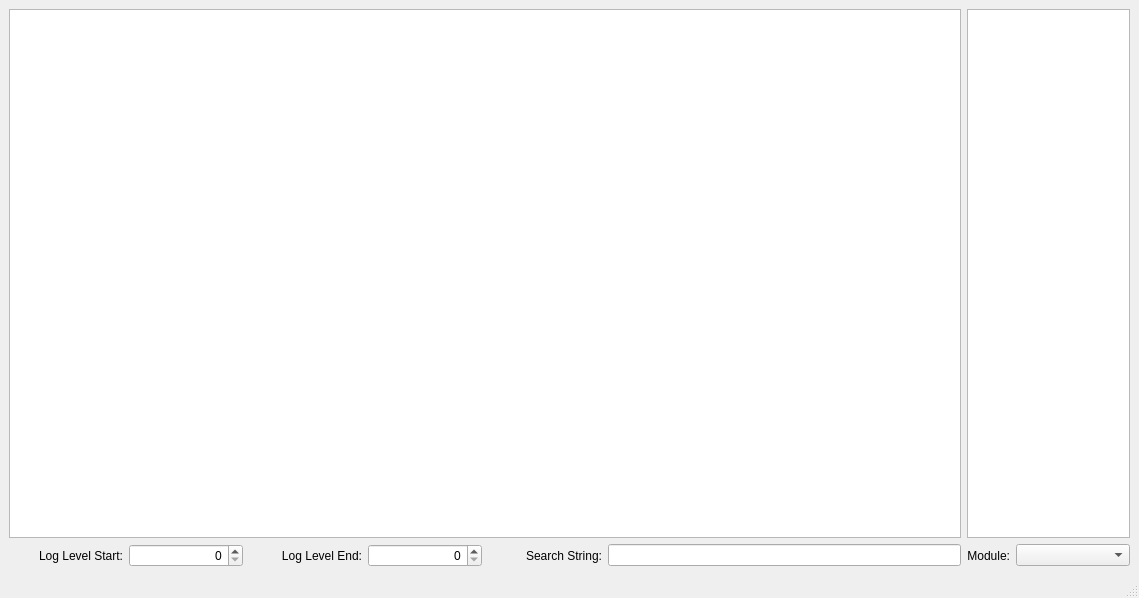
This is tools/UTNaoTool/LogWindow.ui in LARG/robotics-2018 as Qt 5 draws it before an edit. The edited form follows.
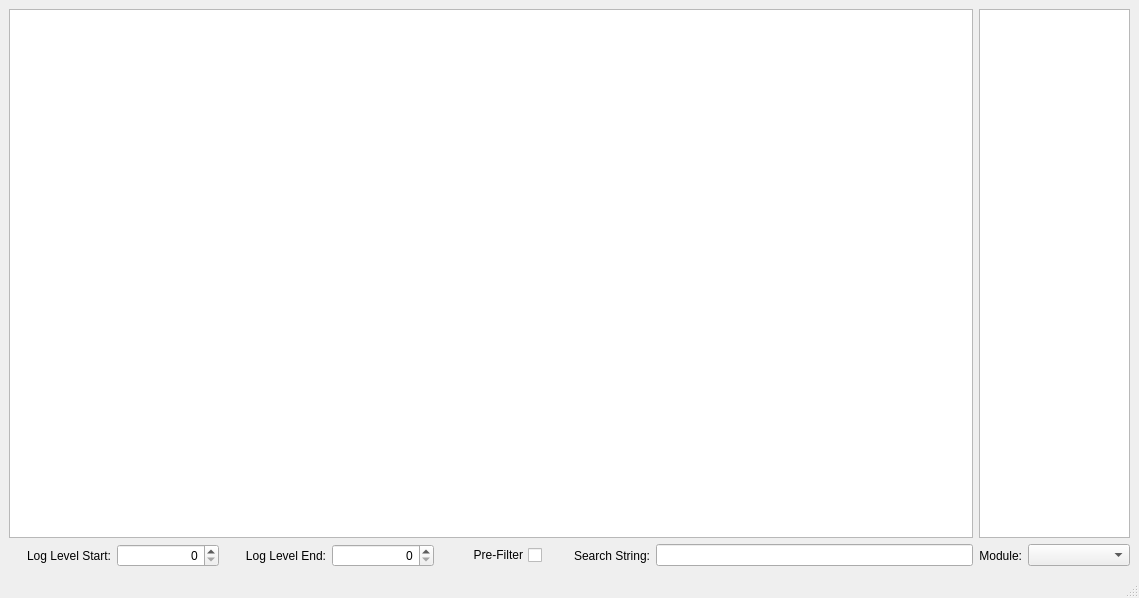
This is the edited form.

Diff of the .ui file:
```diff
--- a/tools/UTNaoTool/LogWindow.ui
+++ b/tools/UTNaoTool/LogWindow.ui
@@ -15,31 +15,40 @@
   </property>
   <widget class="QWidget" name="centralwidget">
    <layout class="QGridLayout" name="gridLayout">
-    <item row="3" column="0">
-     <widget class="QLabel" name="label_3">
+    <item row="2" column="9" colspan="2">
+     <widget class="QTextBrowser" name="memoryBlocks">
+      <property name="focusPolicy">
+       <enum>Qt::ClickFocus</enum>
+      </property>
+      <property name="horizontalScrollBarPolicy">
+       <enum>Qt::ScrollBarAlwaysOff</enum>
+      </property>
+     </widget>
+    </item>
+    <item row="2" column="0" colspan="9">
+     <widget class="QTextBrowser" name="textBrowser">
+      <property name="sizePolicy">
+       <sizepolicy hsizetype="Expanding" vsizetype="Expanding">
+        <horstretch>1</horstretch>
+        <verstretch>1</verstretch>
+       </sizepolicy>
+      </property>
+      <property name="focusPolicy">
+       <enum>Qt::ClickFocus</enum>
+      </property>
+     </widget>
+    </item>
+    <item row="4" column="9">
+     <widget class="QLabel" name="label">
       <property name="text">
-       <string>Log Level Start:</string>
+       <string>Module:</string>
       </property>
       <property name="alignment">
        <set>Qt::AlignRight|Qt::AlignTrailing|Qt::AlignVCenter</set>
       </property>
      </widget>
     </item>
-    <item row="3" column="1">
-     <widget class="QSpinBox" name="logLevelLowBox">
-      <property name="alignment">
-       <set>Qt::AlignRight|Qt::AlignTrailing|Qt::AlignVCenter</set>
-      </property>
-     </widget>
-    </item>
-    <item row="3" column="3">
-     <widget class="QSpinBox" name="logLevelHighBox">
-      <property name="alignment">
-       <set>Qt::AlignRight|Qt::AlignTrailing|Qt::AlignVCenter</set>
-      </property>
-     </widget>
-    </item>
-    <item row="3" column="9">
+    <item row="4" column="10">
      <widget class="QComboBox" name="moduleBox">
       <property name="sizePolicy">
        <sizepolicy hsizetype="Preferred" vsizetype="Fixed">
@@ -49,7 +58,7 @@
       </property>
      </widget>
     </item>
-    <item row="3" column="2">
+    <item row="4" column="2">
      <widget class="QLabel" name="label_4">
       <property name="text">
        <string>Log Level End:</string>
@@ -59,7 +68,7 @@
       </property>
      </widget>
     </item>
-    <item row="3" column="4">
+    <item row="4" column="5">
      <widget class="QLabel" name="label_2">
       <property name="text">
        <string>Search String:</string>
@@ -69,42 +78,46 @@
       </property>
      </widget>
     </item>
-    <item row="2" column="0" colspan="8">
-     <widget class="QTextBrowser" name="textBrowser">
-      <property name="sizePolicy">
-       <sizepolicy hsizetype="Expanding" vsizetype="Expanding">
-        <horstretch>1</horstretch>
-        <verstretch>1</verstretch>
-       </sizepolicy>
+    <item row="4" column="1">
+     <widget class="QSpinBox" name="logLevelLowBox">
+      <property name="alignment">
+       <set>Qt::AlignRight|Qt::AlignTrailing|Qt::AlignVCenter</set>
       </property>
-      <property name="focusPolicy">
-       <enum>Qt::ClickFocus</enum>
+     </widget>
+    </item>
+    <item row="4" column="3">
+     <widget class="QSpinBox" name="logLevelHighBox">
+      <property name="alignment">
+       <set>Qt::AlignRight|Qt::AlignTrailing|Qt::AlignVCenter</set>
       </property>
      </widget>
     </item>
-    <item row="3" column="8">
-     <widget class="QLabel" name="label">
+    <item row="4" column="0">
+     <widget class="QLabel" name="label_3">
       <property name="text">
-       <string>Module:</string>
+       <string>Log Level Start:</string>
       </property>
       <property name="alignment">
        <set>Qt::AlignRight|Qt::AlignTrailing|Qt::AlignVCenter</set>
       </property>
      </widget>
     </item>
-    <item row="2" column="8" colspan="2">
-     <widget class="QTextBrowser" name="memoryBlocks">
-      <property name="focusPolicy">
-       <enum>Qt::ClickFocus</enum>
-      </property>
-      <property name="horizontalScrollBarPolicy">
-       <enum>Qt::ScrollBarAlwaysOff</enum>
-      </property>
-     </widget>
-    </item>
-    <item row="3" column="5" colspan="3">
+    <item row="4" column="6" colspan="3">
      <widget class="QLineEdit" name="searchString"/>
     </item>
+    <item row="4" column="4">
+     <widget class="QCheckBox" name="filterBox">
+      <property name="toolTip">
+       <string>&lt;html&gt;&lt;head/&gt;&lt;body&gt;&lt;p&gt;Apply level and module filters before running core - this can significantly improve run-core speeds, which can be useful for running core multiple times.&lt;/p&gt;&lt;/body&gt;&lt;/html&gt;</string>
+      </property>
+      <property name="layoutDirection">
+       <enum>Qt::RightToLeft</enum>
+      </property>
+      <property name="text">
+       <string>Pre-Filter</string>
+      </property>
+     </widget>
+    </item>
    </layout>
   </widget>
   <widget class="QStatusBar" name="statusBar"/>
```
